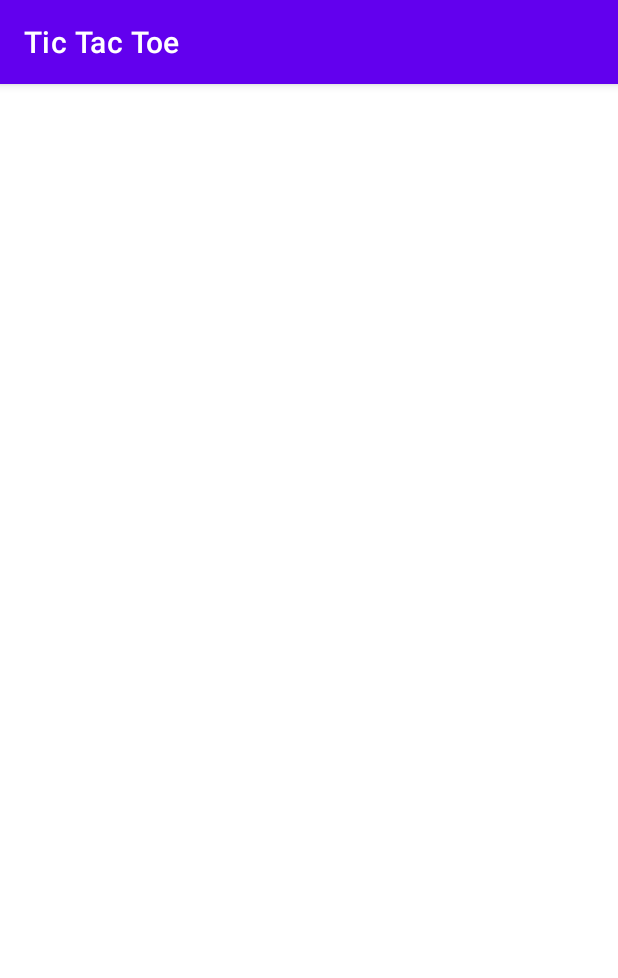
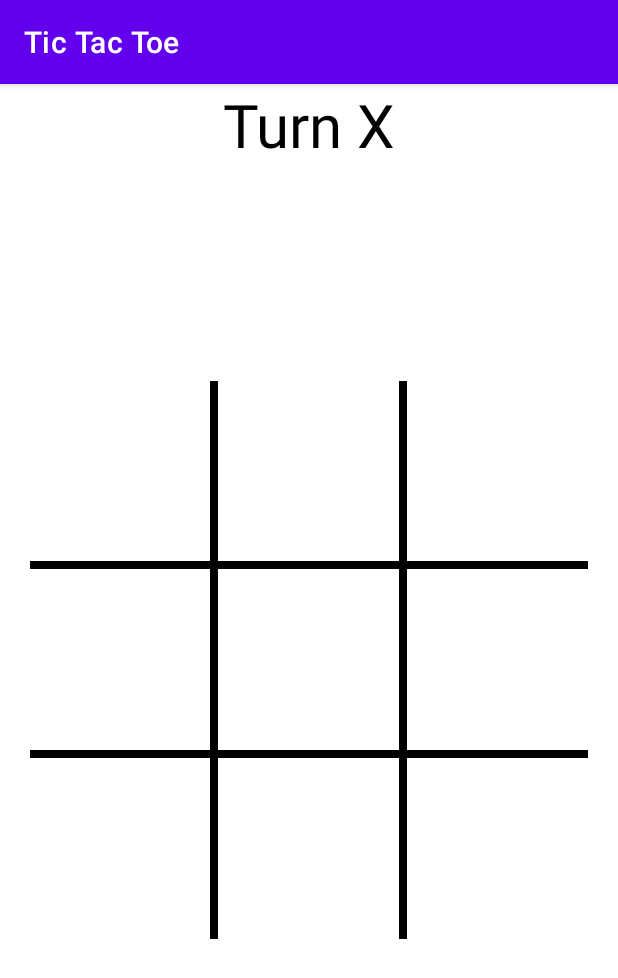
Before and after one commit to ssyshy9996/kotlin-tic-tac, an Android app: the screen it shows after launch (MainActivity), on a phone screen of 412 x 824 dp. Shown: the top 978 px of the screen. Run offline under Robolectric (Android 15) with nearby library versions, the phone set to English and light mode, and no system bars.

Commit message:
feat: create styles

```diff
--- a/app/build.gradle
+++ b/app/build.gradle
@@ -14,6 +14,10 @@ android {
         versionName "1.0"
 
         testInstrumentationRunner "androidx.test.runner.AndroidJUnitRunner"
+    }
+
+    buildFeatures {
+        viewBinding true
     }
 
     buildTypes {
--- a/app/src/main/java/com/izakdvlpr/tictactoe/MainActivity.kt
+++ b/app/src/main/java/com/izakdvlpr/tictactoe/MainActivity.kt
@@ -2,10 +2,13 @@ package com.izakdvlpr.tictactoe
 
 import androidx.appcompat.app.AppCompatActivity
 import android.os.Bundle
+import android.view.View
 
 class MainActivity : AppCompatActivity() {
   override fun onCreate(savedInstanceState: Bundle?) {
     super.onCreate(savedInstanceState)
     setContentView(R.layout.activity_main)
   }
+
+  fun boardTapped(view: View) {}
 }
--- a/app/src/main/res/layout/activity_main.xml
+++ b/app/src/main/res/layout/activity_main.xml
@@ -5,13 +5,77 @@
   android:layout_width="match_parent"
   android:layout_height="match_parent"
   tools:context=".MainActivity">
-
   <TextView
+    android:id="@+id/turnTV"
     android:layout_width="wrap_content"
     android:layout_height="wrap_content"
-    android:text=""
-    app:layout_constraintEnd_toEndOf="parent"
-    app:layout_constraintStart_toStartOf="parent"
+    android:text="Turn X"
+    android:textColor="@color/black"
+    android:textSize="40sp"
+    app:layout_constraintLeft_toLeftOf="parent"
+    app:layout_constraintRight_toRightOf="parent"
     app:layout_constraintTop_toTopOf="parent" />
-
+  <LinearLayout
+    android:layout_width="match_parent"
+    android:layout_height="0dp"
+    app:layout_constraintDimensionRatio="1:1"
+    android:orientation="vertical"
+    android:padding="20dp"
+    app:layout_constraintLeft_toLeftOf="parent"
+    app:layout_constraintRight_toRightOf="parent"
+    app:layout_constraintTop_toTopOf="parent"
+    app:layout_constraintBottom_toBottomOf="parent">
+    <LinearLayout
+      style="@style/row">
+      <Button
+        android:id="@+id/a1"
+        style="@style/column" />
+      <View
+        style="@style/verticalLine"/>
+      <Button
+        android:id="@+id/a2"
+        style="@style/column" />
+      <View
+        style="@style/verticalLine"/>
+      <Button
+        android:id="@+id/a3"
+        style="@style/column" />
+    </LinearLayout>
+    <View
+      style="@style/horizontalLine"/>
+    <LinearLayout
+      style="@style/row">
+      <Button
+        android:id="@+id/b1"
+        style="@style/column" />
+      <View
+        style="@style/verticalLine"/>
+      <Button
+        android:id="@+id/b2"
+        style="@style/column" />
+      <View
+        style="@style/verticalLine"/>
+      <Button
+        android:id="@+id/b3"
+        style="@style/column" />
+    </LinearLayout>
+    <View
+      style="@style/horizontalLine"/>
+    <LinearLayout
+      style="@style/row">
+      <Button
+        android:id="@+id/c1"
+        style="@style/column" />
+      <View
+        style="@style/verticalLine"/>
+      <Button
+        android:id="@+id/c2"
+        style="@style/column" />
+      <View
+        style="@style/verticalLine"/>
+      <Button
+        android:id="@+id/c3"
+        style="@style/column" />
+    </LinearLayout>
+  </LinearLayout>
 </androidx.constraintlayout.widget.ConstraintLayout>
--- a/app/src/main/res/values/styles.xml
+++ b/app/src/main/res/values/styles.xml
@@ -1,3 +1,28 @@
 <?xml version="1.0" encoding="utf-8"?>
 <resources>
+  <style name="row">
+    <item name="android:layout_weight">1</item>
+    <item name="android:layout_width">match_parent</item>
+    <item name="android:layout_height">0dp</item>
+  </style>
+  <style name="column">
+    <item name="android:layout_weight">1</item>
+    <item name="android:layout_width">0dp</item>
+    <item name="android:layout_height">match_parent</item>
+    <item name="android:textColor">@color/black</item>
+    <item name="android:background">@android:color/transparent</item>
+    <item name="android:textSize">40sp</item>
+    <item name="android:textStyle">bold</item>
+    <item name="android:onClick">boardTapped</item>
+  </style>
+  <style name="verticalLine">
+    <item name="android:background">@color/black</item>
+    <item name="android:layout_width">5dp</item>
+    <item name="android:layout_height">match_parent</item>
+  </style>
+  <style name="horizontalLine">
+    <item name="android:background">@color/black</item>
+    <item name="android:layout_width">match_parent</item>
+    <item name="android:layout_height">5dp</item>
+  </style>
 </resources>
```
